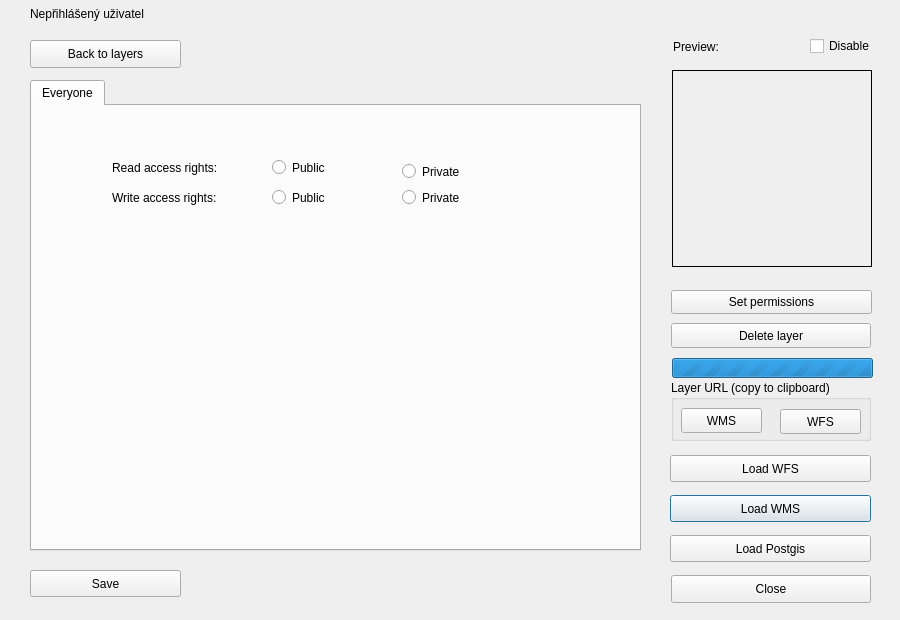
This is dlg_addLayer.ui in LESPROJEKT/qgis-layman-plugin as Qt 5 draws it before an edit. The edited form follows.
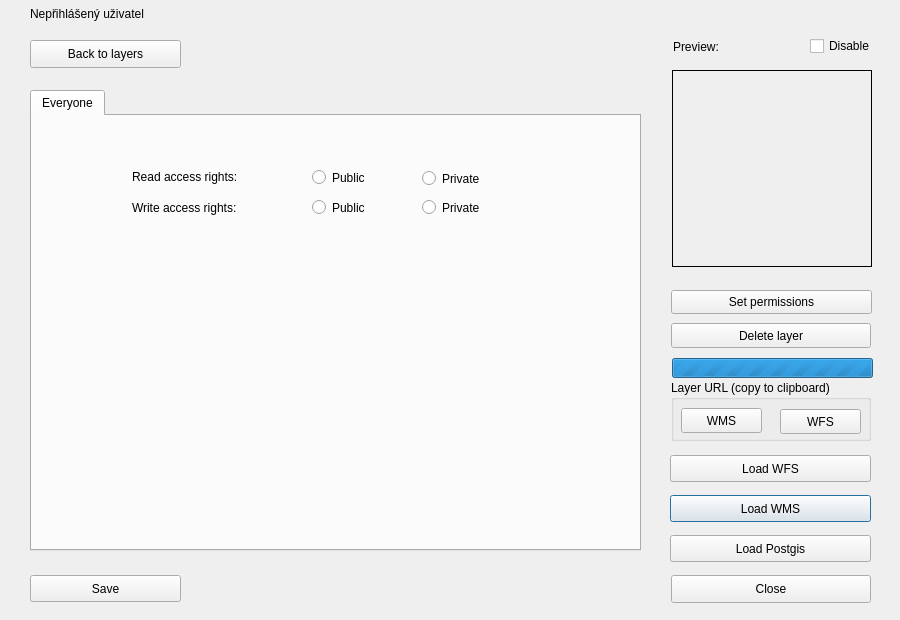
This is the edited form. The open tabs and pages were chosen to show the change. Icons and pictures are not drawn. Custom widgets are drawn as their Qt base class.

The edit to the form file:
```diff
--- a/dlg_addLayer.ui
+++ b/dlg_addLayer.ui
@@ -316,9 +316,9 @@
      <property name="geometry">
       <rect>
        <x>10</x>
-       <y>50</y>
+       <y>60</y>
        <width>611</width>
-       <height>471</height>
+       <height>461</height>
       </rect>
      </property>
      <property name="currentIndex">
@@ -331,7 +331,7 @@
       <widget class="QRadioButton" name="radioButton">
        <property name="geometry">
         <rect>
-         <x>240</x>
+         <x>280</x>
          <y>50</y>
          <width>111</width>
          <height>23</height>
@@ -344,8 +344,8 @@
       <widget class="QRadioButton" name="radioButton_2">
        <property name="geometry">
         <rect>
-         <x>370</x>
-         <y>54</y>
+         <x>390</x>
+         <y>51</y>
          <width>111</width>
          <height>23</height>
         </rect>
@@ -357,7 +357,7 @@
       <widget class="QRadioButton" name="radioButton_3">
        <property name="geometry">
         <rect>
-         <x>370</x>
+         <x>390</x>
          <y>80</y>
          <width>111</width>
          <height>23</height>
@@ -370,7 +370,7 @@
       <widget class="QRadioButton" name="radioButton_4">
        <property name="geometry">
         <rect>
-         <x>240</x>
+         <x>280</x>
          <y>80</y>
          <width>111</width>
          <height>23</height>
@@ -383,8 +383,8 @@
       <widget class="QLabel" name="label_5">
        <property name="geometry">
         <rect>
-         <x>80</x>
-         <y>53</y>
+         <x>100</x>
+         <y>52</y>
          <width>141</width>
          <height>17</height>
         </rect>
@@ -399,7 +399,7 @@
       <widget class="QLabel" name="label_6">
        <property name="geometry">
         <rect>
-         <x>80</x>
+         <x>100</x>
          <y>83</y>
          <width>141</width>
          <height>17</height>
@@ -418,7 +418,7 @@
      <property name="geometry">
       <rect>
        <x>10</x>
-       <y>540</y>
+       <y>545</y>
        <width>151</width>
        <height>27</height>
       </rect>
```
Left out of the diff: 2 changed lines with no effect on the pictures.
